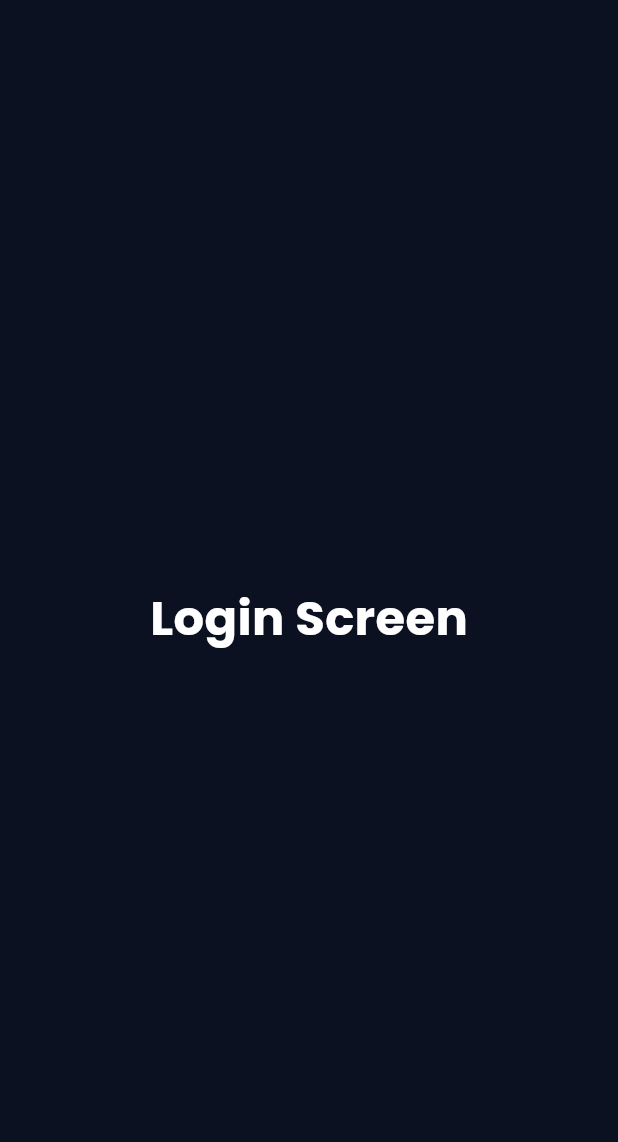
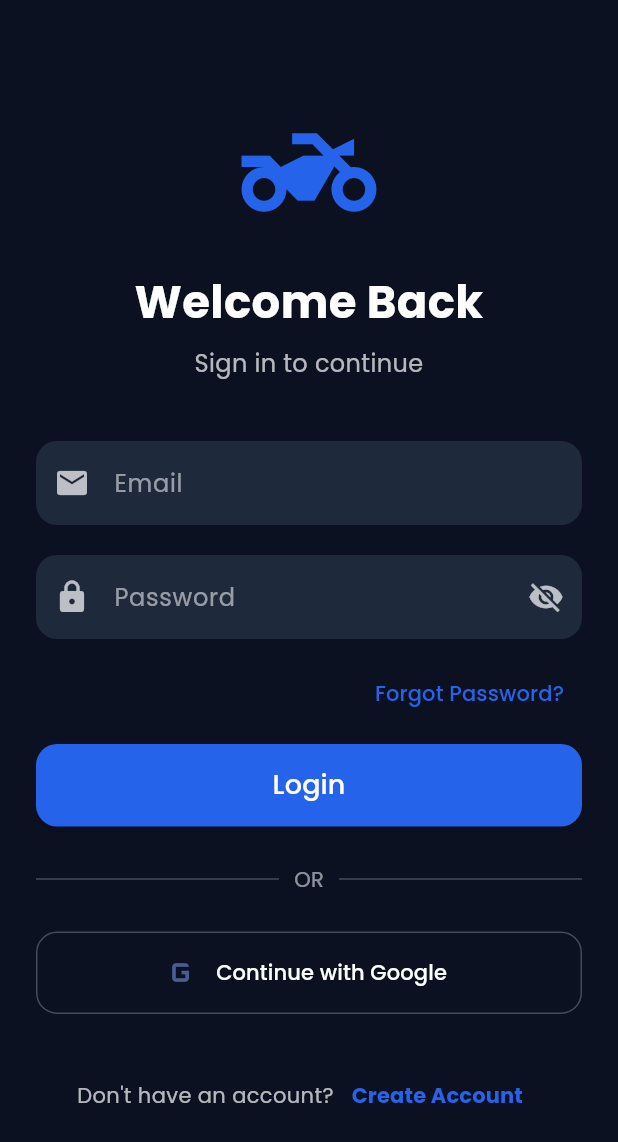
Before and after one commit to pes1ug23am346/MotoMind-AI, a Flutter app: the screen it shows after launch, on a phone screen of 412 x 824 dp. Shown: the top 1142 px of the screen. Run offline on Flutter 3.47's test engine with Material 3 defaults, Android fonts, the phone set to English and light mode, and no system bars; our stand-ins replace flutter_riverpod, google_fonts.

Commit message:
feat: build premium login screen UI

```diff
--- a/lib/features/auth/screens/login_screen.dart
+++ b/lib/features/auth/screens/login_screen.dart
@@ -7,14 +7,173 @@ class LoginScreen extends StatelessWidget {
   Widget build(BuildContext context) {
     return Scaffold(
       backgroundColor: const Color(0xFF0B1120),
-      body: const SafeArea(
-        child: Center(
-          child: Text(
-            'Login Screen',
-            style: TextStyle(
-              color: Colors.white,
-              fontSize: 32,
-              fontWeight: FontWeight.bold,
+      body: SafeArea(
+        child: Padding(
+          padding: const EdgeInsets.symmetric(horizontal: 24),
+          child: Center(
+            child: SingleChildScrollView(
+              child: Column(
+                crossAxisAlignment: CrossAxisAlignment.stretch,
+                children: [
+                  const Icon(
+                    Icons.two_wheeler,
+                    size: 90,
+                    color: Color(0xFF2563EB),
+                  ),
+
+                  const SizedBox(height: 20),
+
+                  const Text(
+                    "Welcome Back",
+                    textAlign: TextAlign.center,
+                    style: TextStyle(
+                      fontSize: 30,
+                      fontWeight: FontWeight.bold,
+                      color: Colors.white,
+                    ),
+                  ),
+
+                  const SizedBox(height: 8),
+
+                  const Text(
+                    "Sign in to continue",
+                    textAlign: TextAlign.center,
+                    style: TextStyle(
+                      fontSize: 16,
+                      color: Colors.white70,
+                    ),
+                  ),
+
+                  const SizedBox(height: 40),
+
+                  TextField(
+                    style: const TextStyle(color: Colors.white),
+                    decoration: InputDecoration(
+                      hintText: "Email",
+                      hintStyle: const TextStyle(color: Colors.white54),
+                      prefixIcon: const Icon(Icons.email, color: Colors.white70),
+                      filled: true,
+                      fillColor: const Color(0xFF1E293B),
+                      border: OutlineInputBorder(
+                        borderRadius: BorderRadius.circular(14),
+                        borderSide: BorderSide.none,
+                      ),
+                    ),
+                  ),
+
+                  const SizedBox(height: 20),
+
+                  TextField(
+                    obscureText: true,
+                    style: const TextStyle(color: Colors.white),
+                    decoration: InputDecoration(
+                      hintText: "Password",
+                      hintStyle: const TextStyle(color: Colors.white54),
+                      prefixIcon: const Icon(Icons.lock, color: Colors.white70),
+                      suffixIcon: const Icon(Icons.visibility_off, color: Colors.white70),
+                      filled: true,
+                      fillColor: const Color(0xFF1E293B),
+                      border: OutlineInputBorder(
+                        borderRadius: BorderRadius.circular(14),
+                        borderSide: BorderSide.none,
+                      ),
+                    ),
+                  ),
+
+                  const SizedBox(height: 12),
+
+                  Align(
+                    alignment: Alignment.centerRight,
+                    child: TextButton(
+                      onPressed: () {},
+                      child: const Text(
+                        "Forgot Password?",
+                        style: TextStyle(color: Color(0xFF2563EB)),
+                      ),
+                    ),
+                  ),
+
+                  const SizedBox(height: 10),
+
+                  SizedBox(
+                    height: 55,
+                    child: ElevatedButton(
+                      onPressed: () {},
+                      style: ElevatedButton.styleFrom(
+                        backgroundColor: const Color(0xFF2563EB),
+                        shape: RoundedRectangleBorder(
+                          borderRadius: BorderRadius.circular(14),
+                        ),
+                      ),
+                      child: const Text(
+                        "Login",
+                        style: TextStyle(
+                          fontSize: 18,
+                          color: Colors.white,
+                        ),
+                      ),
+                    ),
+                  ),
+
+                  const SizedBox(height: 25),
+
+                  Row(
+                    children: const [
+                      Expanded(child: Divider(color: Colors.white24)),
+                      Padding(
+                        padding: EdgeInsets.symmetric(horizontal: 10),
+                        child: Text(
+                          "OR",
+                          style: TextStyle(color: Colors.white54),
+                        ),
+                      ),
+                      Expanded(child: Divider(color: Colors.white24)),
+                    ],
+                  ),
+
+                  const SizedBox(height: 25),
+
+                  SizedBox(
+                    height: 55,
+                    child: OutlinedButton.icon(
+                      onPressed: () {},
+                      icon: const Icon(Icons.g_mobiledata, size: 30),
+                      label: const Text(
+                        "Continue with Google",
+                        style: TextStyle(color: Colors.white),
+                      ),
+                      style: OutlinedButton.styleFrom(
+                        side: const BorderSide(color: Colors.white24),
+                        shape: RoundedRectangleBorder(
+                          borderRadius: BorderRadius.circular(14),
+                        ),
+                      ),
+                    ),
+                  ),
+
+                  const SizedBox(height: 30),
+
+                  Row(
+                    mainAxisAlignment: MainAxisAlignment.center,
+                    children: [
+                      const Text(
+                        "Don't have an account?",
+                        style: TextStyle(color: Colors.white70),
+                      ),
+                      TextButton(
+                        onPressed: () {},
+                        child: const Text(
+                          "Create Account",
+                          style: TextStyle(
+                            color: Color(0xFF2563EB),
+                            fontWeight: FontWeight.bold,
+                          ),
+                        ),
+                      )
+                    ],
+                  ),
+                ],
+              ),
             ),
           ),
         ),
```
